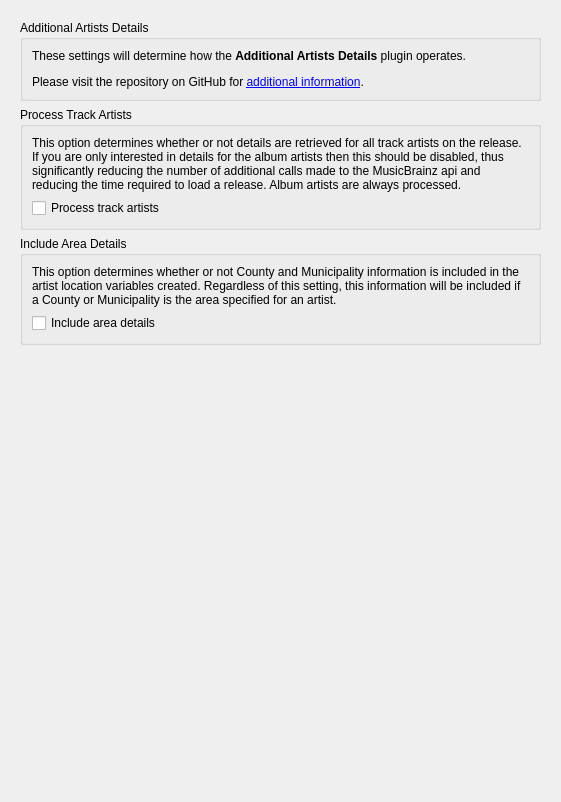
This is plugins/additional_artists_details/options_additional_artists_details.ui in rdswift/picard-plugins as Qt 5 draws it before an edit. The edited form follows.
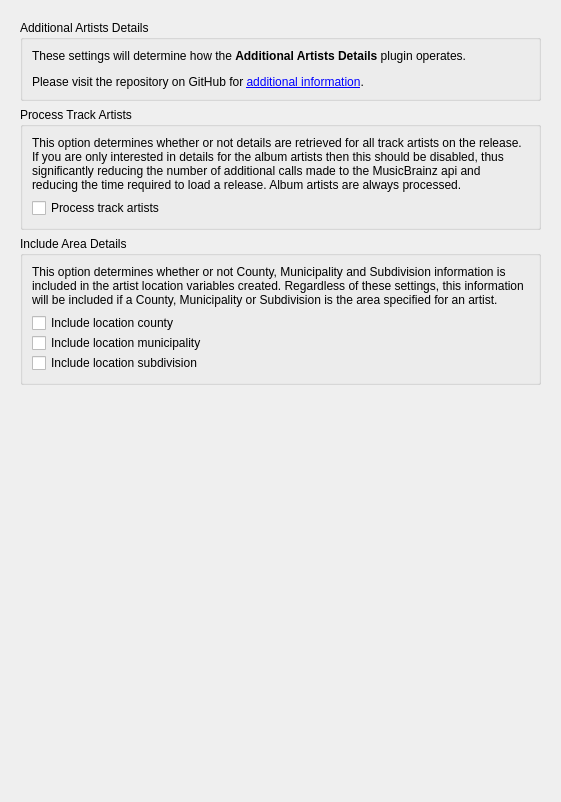
This is the edited form.

Commit message:
Ensure all areas are processed before finalizing metadata.
- Track the number of outstanding area requests
- Don't finalize until no outstanding area requests
- Add options for omitting some specific area types
- General cleanup
- Update README image for new option settings

```diff
--- a/plugins/additional_artists_details/options_additional_artists_details.ui
+++ b/plugins/additional_artists_details/options_additional_artists_details.ui
@@ -98,7 +98,7 @@
           <item>
            <widget class="QLabel" name="label_2">
             <property name="text">
-             <string>&lt;html&gt;&lt;head/&gt;&lt;body&gt;&lt;p&gt;This option determines whether or not County and Municipality information is included in the artist location variables created. Regardless of this setting, this information will be included if a County or Municipality is the area specified for an artist.&lt;/p&gt;&lt;/body&gt;&lt;/html&gt;</string>
+             <string>&lt;html&gt;&lt;head/&gt;&lt;body&gt;&lt;p&gt;This option determines whether or not County, Municipality and Subdivision information is included in the artist location variables created. Regardless of these settings, this information will be included if a County, Municipality or Subdivision is the area specified for an artist.&lt;/p&gt;&lt;/body&gt;&lt;/html&gt;</string>
             </property>
             <property name="wordWrap">
              <bool>true</bool>
@@ -106,11 +106,35 @@
            </widget>
           </item>
           <item>
-           <widget class="QCheckBox" name="cb_area_details">
-            <property name="text">
-             <string>Include area details</string>
+           <layout class="QVBoxLayout" name="verticalLayout_6">
+            <property name="spacing">
+             <number>0</number>
             </property>
-           </widget>
+            <property name="topMargin">
+             <number>0</number>
+            </property>
+            <item>
+             <widget class="QCheckBox" name="cb_area_county">
+              <property name="text">
+               <string>Include location county</string>
+              </property>
+             </widget>
+            </item>
+            <item>
+             <widget class="QCheckBox" name="cb_area_municipality">
+              <property name="text">
+               <string>Include location municipality</string>
+              </property>
+             </widget>
+            </item>
+            <item>
+             <widget class="QCheckBox" name="cb_area_subdivision">
+              <property name="text">
+               <string>Include location subdivision</string>
+              </property>
+             </widget>
+            </item>
+           </layout>
           </item>
          </layout>
         </widget>
```
The commit also changes 4 other files.
